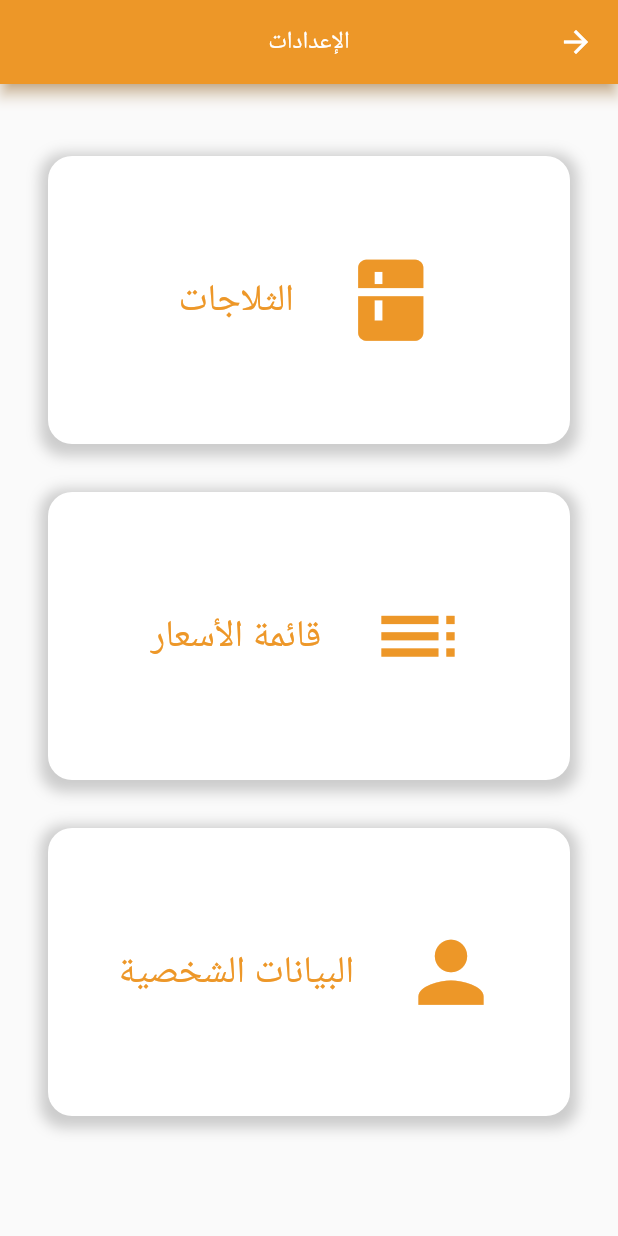
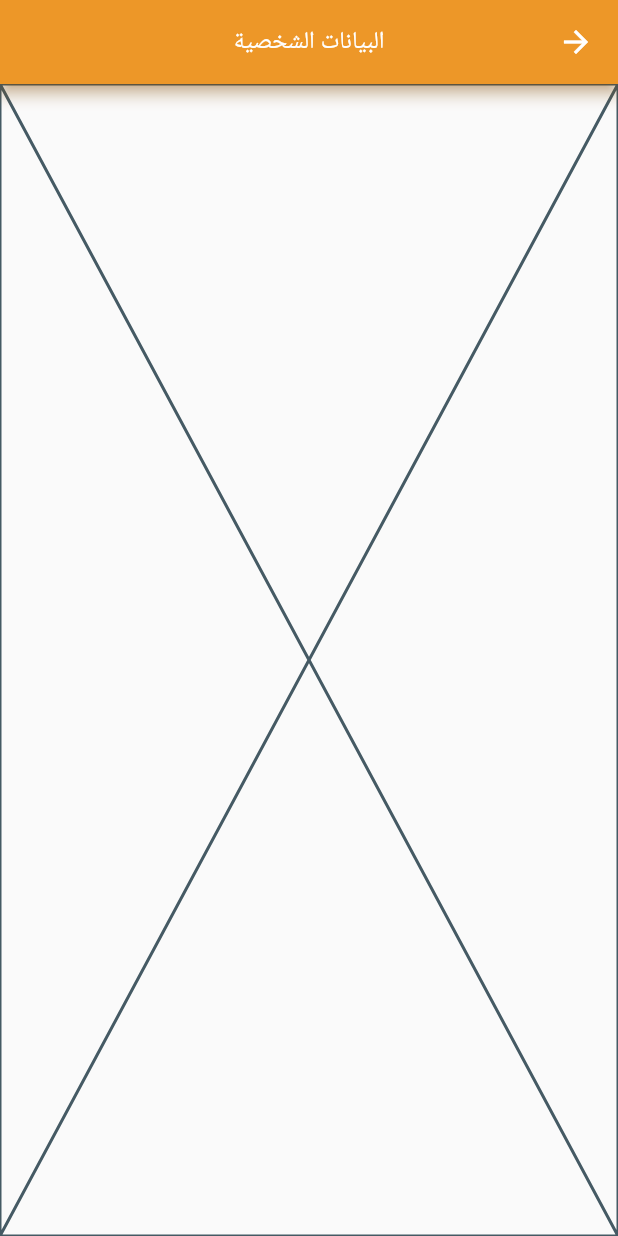
Before and after one commit to mahmoudhamdyae/p2, a Flutter app: the SettingsView screen opened by its route, after a tap on "البيانات الشخصية", on a phone screen of 412 x 824 dp. Run offline on Flutter 3.47's test engine with Material 2 defaults, Android fonts, the phone set to English and light mode, and no system bars; our stand-ins replace awesome_dialog, dio, get, get_it, internet_connection_checker, lottie and 2 more; accounts and stored records are empty; network calls fail; Roboto replaces fonts that are missing (Montserrat).

```diff
--- /dev/null
+++ b/lib/presentation/main/personal_data.dart
@@ -0,0 +1,17 @@
+import 'package:flutter/cupertino.dart';
+import 'package:flutter/material.dart';
+import 'package:testt/presentation/resources/strings_manager.dart';
+
+class PersonalDataView extends StatelessWidget {
+  const PersonalDataView({super.key});
+
+  @override
+  Widget build(BuildContext context) {
+    return Scaffold(
+      appBar: AppBar(
+        title: const Text(AppStrings.personal_data_button),
+      ),
+      body: Placeholder(),
+    );
+  }
+}
--- a/lib/presentation/main/settings/settings_view.dart
+++ b/lib/presentation/main/settings/settings_view.dart
@@ -134,7 +134,7 @@ class SettingsView extends StatelessWidget {
                     child: GestureDetector(
                       onTap: () =>
                       {
-                        // Navigator.pushNamed(context, Routes.reportsRoute)
+                        Navigator.pushNamed(context, Routes.personalDataRoute)
                       },
                       child: Container(
                         decoration: BoxDecoration(
--- a/lib/presentation/resources/routes_manager.dart
+++ b/lib/presentation/resources/routes_manager.dart
@@ -1,6 +1,7 @@
 import 'package:flutter/material.dart';
 import 'package:testt/presentation/main/clients/clients_view.dart';
 import 'package:testt/presentation/main/masrofat/masrofat_view.dart';
+import 'package:testt/presentation/main/personal_data.dart';
 import 'package:testt/presentation/main/prices/prices_view.dart';
 import 'package:testt/presentation/main/reports/reports_view.dart';
 import 'package:testt/presentation/main/settings/settings_view.dart';
@@ -24,6 +25,7 @@ class Routes {
   static const String pricesRoute = "/prices";
   static const String clientsRoute = "/clients";
   static const String reportsRoute = "/reports";
+  static const String personalDataRoute = "/personal_data";
 }
 
 class RouteGenerator {
@@ -49,6 +51,8 @@ class RouteGenerator {
         return MaterialPageRoute(builder: (_) => ClientsView());
       case Routes.reportsRoute:
         return MaterialPageRoute(builder: (_) => ReportsView());
+      case Routes.personalDataRoute:
+        return MaterialPageRoute(builder: (_) => const PersonalDataView());
       default:
         return unDefinedRoute();
     }
```
